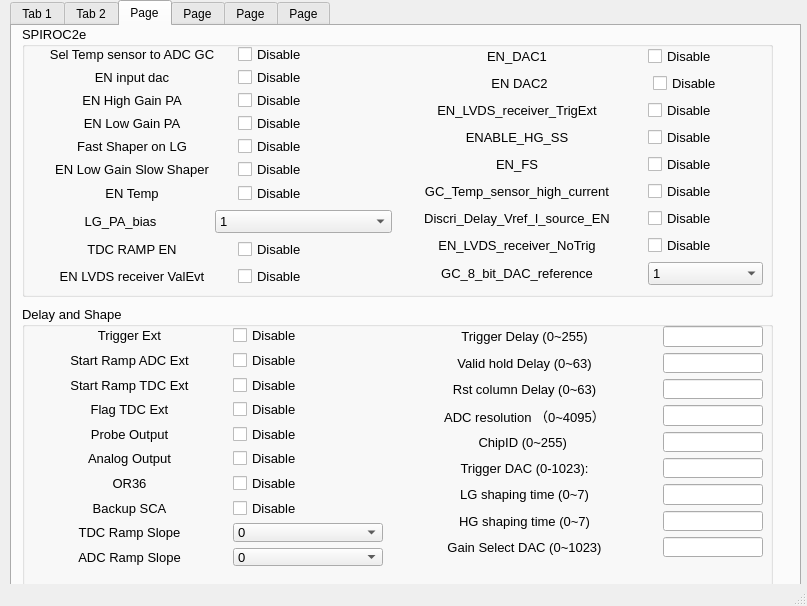
Old version of the form mainwindow.ui in the repository Dreamcatcher-aug/muon_Window.
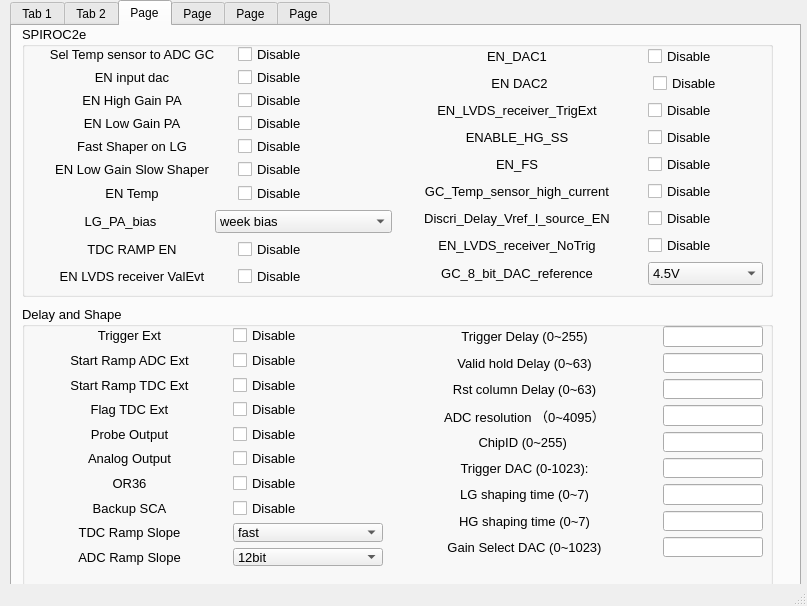
New version of the form. The open tabs and pages were chosen to show the change.

What changed in the file:
```diff
--- a/mainwindow.ui
+++ b/mainwindow.ui
@@ -1423,7 +1423,7 @@
              <widget class="QComboBox" name="GC8bitDAC">
               <item>
                <property name="text">
-                <string>1</string>
+                <string>4.5V</string>
                </property>
               </item>
               <item>
@@ -1695,7 +1695,7 @@
               </property>
               <item>
                <property name="text">
-                <string>1</string>
+                <string>week bias</string>
                </property>
               </item>
               <item>
@@ -2376,7 +2376,7 @@
             </property>
             <item>
              <property name="text">
-              <string>0</string>
+              <string>fast</string>
              </property>
             </item>
             <item>
@@ -2415,7 +2415,7 @@
             </property>
             <item>
              <property name="text">
-              <string>0</string>
+              <string>12bit</string>
              </property>
             </item>
             <item>
```
Left out of the diff: 16 changed lines with no effect on the pictures.
